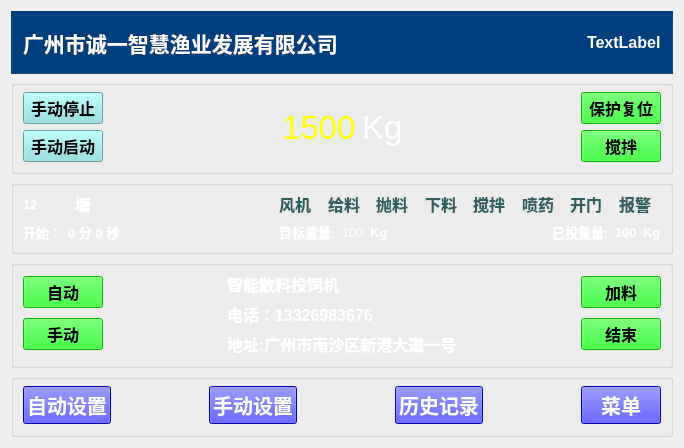
wsh01/batch-feeder, file chengyi_Qt4linux/widget.ui: the form before one commit.
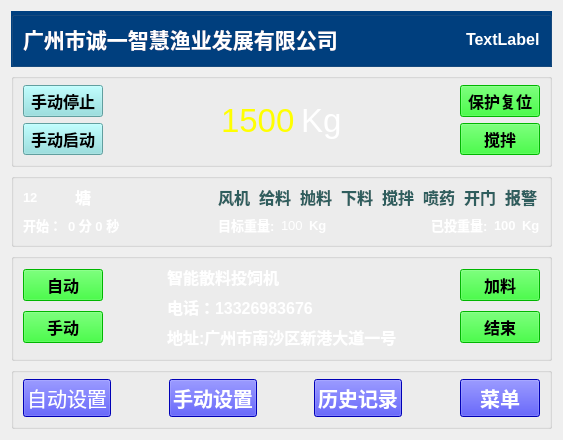
The form after the commit.

Diff of the .ui file:
```diff
--- a/chengyi_Qt4linux/widget.ui
+++ b/chengyi_Qt4linux/widget.ui
@@ -2,13 +2,8 @@
 <ui version="4.0">
  <class>Widget</class>
  <widget class="QWidget" name="Widget">
-  <property name="geometry">
-   <rect>
-    <x>0</x>
-    <y>0</y>
-    <width>684</width>
-    <height>448</height>
-   </rect>
+  <property name="enabled">
+   <bool>true</bool>
   </property>
   <property name="font">
    <font>
@@ -806,9 +801,10 @@
        <widget class="QPushButton" name="btn_AutoSet">
         <property name="font">
          <font>
+          <family>Ubuntu</family>
           <pointsize>15</pointsize>
-          <weight>75</weight>
-          <bold>true</bold>
+          <weight>50</weight>
+          <bold>false</bold>
          </font>
         </property>
         <property name="styleSheet">
```
